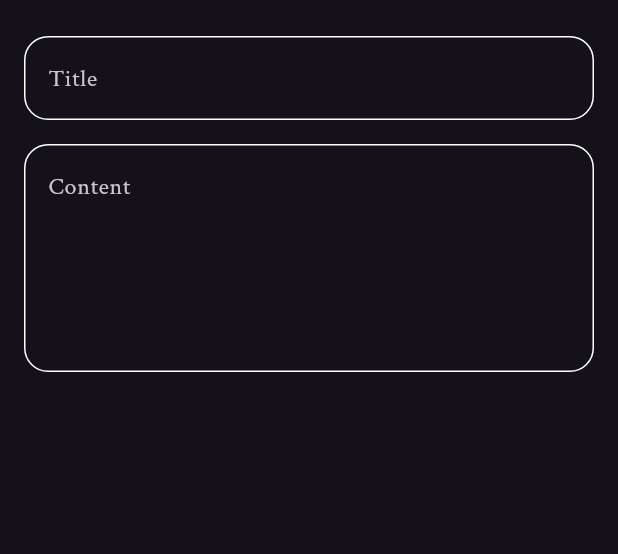
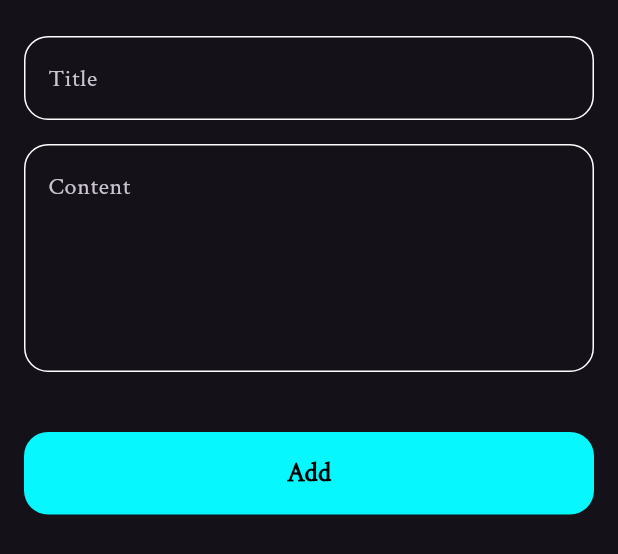
Before and after one commit to Asem130/Note-App, a Flutter app: the AddButtomSheetNote widget shown alone on an empty page, opened directly, on a phone screen of 412 x 824 dp. Shown: the top 554 px of the screen. Run offline on Flutter 3.47's test engine with Material 3 defaults, Android fonts, the phone set to English and light mode, and no system bars; our stand-ins replace font_awesome_flutter.

Commit message:
add custom text button

```diff
--- a/lib/views/widgets/add_note.dart
+++ b/lib/views/widgets/add_note.dart
@@ -1,4 +1,5 @@
 import 'package:flutter/material.dart';
+import 'package:note_app/views/widgets/custom_text_bottm.dart';
 import 'package:note_app/views/widgets/custom_text_feild.dart';
 
 class AddButtomSheetNote extends StatelessWidget {
@@ -8,6 +9,9 @@ class AddButtomSheetNote extends StatelessWidget {
   Widget build(BuildContext context) {
     return const Padding(
       padding: EdgeInsets.symmetric(horizontal: 16, vertical: 24),
+      child: SingleChildScrollView(
+        child: SizedBox(
+          height:400,
           child: Column(
             children: [
               CustomTextFormField(
@@ -20,7 +24,14 @@ class AddButtomSheetNote extends StatelessWidget {
                 hintText: 'Content',
                 maxLines: 5,
               ),
+              SizedBox(
+                height: 40,
+              ),
+              CustomTextButtom(text: 'Add'),
+
             ],
+          ),
+        ),
       ),
     );
   }
--- /dev/null
+++ b/lib/views/widgets/custom_text_bottm.dart
@@ -0,0 +1,25 @@
+import 'package:flutter/material.dart';
+import 'package:note_app/const.dart';
+
+class CustomTextButtom extends StatelessWidget {
+  const CustomTextButtom({super.key, required this.text});
+  final String text;
+  @override
+  Widget build(BuildContext context) {
+    return Container(
+      height: 55,
+      width: MediaQuery.of(context).size.width,
+      decoration: BoxDecoration(
+        color: kPrimaryColor,
+        borderRadius: BorderRadius.circular(16),
+      ),
+      child: Center(
+        child: Text(
+          text,
+          style: const TextStyle(
+              color: Colors.black, fontSize: 18, fontWeight: FontWeight.w700),
+        ),
+      ),
+    );
+  }
+}
--- a/lib/views/widgets/flating_action_botton.dart
+++ b/lib/views/widgets/flating_action_botton.dart
@@ -10,6 +10,7 @@ class CustomFloatingActionButton extends StatelessWidget {
         backgroundColor: Colors.brown,
         onPressed: () {
           showModalBottomSheet(
+
             shape: RoundedRectangleBorder(borderRadius: BorderRadius.circular(24)),
               context: context,
               builder: (context) {
```
Lines whose indentation alone changed are shown as unchanged.
